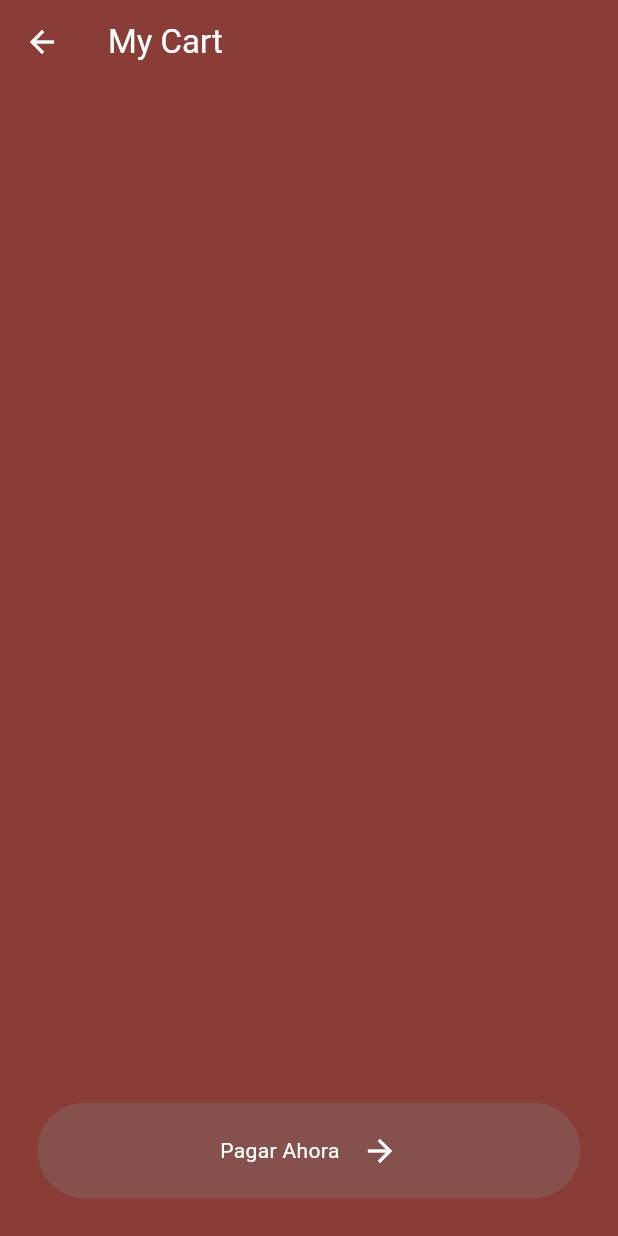
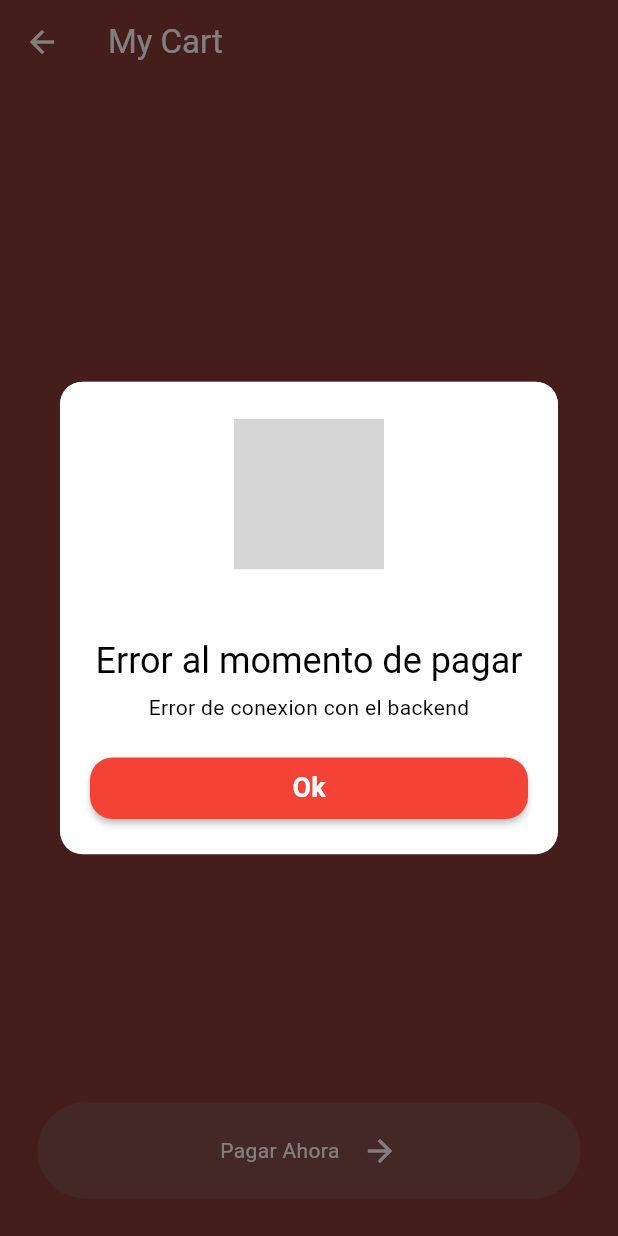
Before and after one commit to IsraelMerlyn/menu_restaurante, a Flutter app: the CartPages screen opened by its route, after a tap on "Pagar Ahora", on a phone screen of 412 x 824 dp. Run offline on Flutter 3.47's test engine with Material 3 defaults, Android fonts, the phone set to English and light mode, and no system bars; our stand-ins replace awesome_dialog, google_fonts, quickalert; grey boxes are pictures that could not be loaded.

Commit message:
tasks 0.0.3 Agregando modal al boton de pagar y de eliminar del carrito

```diff
--- a/lib/presentation/Screen/cart_pages.dart
+++ b/lib/presentation/Screen/cart_pages.dart
@@ -1,7 +1,11 @@
+// ignore_for_file: unnecessary_import
+
 import 'package:flutter/material.dart';
 import 'package:menu_restaurante/components/button.dart';
 import 'package:menu_restaurante/themes/colors.dart';
 import 'package:provider/provider.dart';
+import 'package:quickalert/quickalert.dart';
+import 'package:quickalert/widgets/quickalert_dialog.dart';
 
 import '../models/food_model.dart';
 import '../models/shop_model.dart';
@@ -11,11 +15,35 @@ class CartPages extends StatelessWidget {
 
   void removeFromCart(Food food, BuildContext context) {
     //
-    final shop = context.read<Shop>();
+    QuickAlert.show(
+        context: context,
+        type: QuickAlertType.confirm,
+        title: 'Deseas eliminar el producto ?',
+        confirmBtnText: 'Si',
+        cancelBtnText: 'No',
+        onConfirmBtnTap: () {
+          Navigator.pop(context);
+          final shop = context.read<Shop>();
 
-    //method
+          //method
 
-    shop.removeFromCart(food);
+          shop.removeFromCart(food);
+        });
+    // final shop = context.read<Shop>();
+
+    // //method
+
+    // shop.removeFromCart(food);
+  }
+
+  void payButtonAlert(BuildContext context) {
+    QuickAlert.show(
+        context: context,
+        type: QuickAlertType.error,
+        title: 'Error al momento de pagar',
+        text: 'Error de conexion con el backend',
+        confirmBtnText: 'Ok',
+        confirmBtnColor: Colors.red);
   }
 
   @override
@@ -81,7 +109,7 @@ class CartPages extends StatelessWidget {
               padding: const EdgeInsets.all(25.0),
               child: MyButton(
                 text: 'Pagar Ahora',
-                onTap: () {},
+                onTap: () => payButtonAlert(context),
               ),
             )
           ],
```
